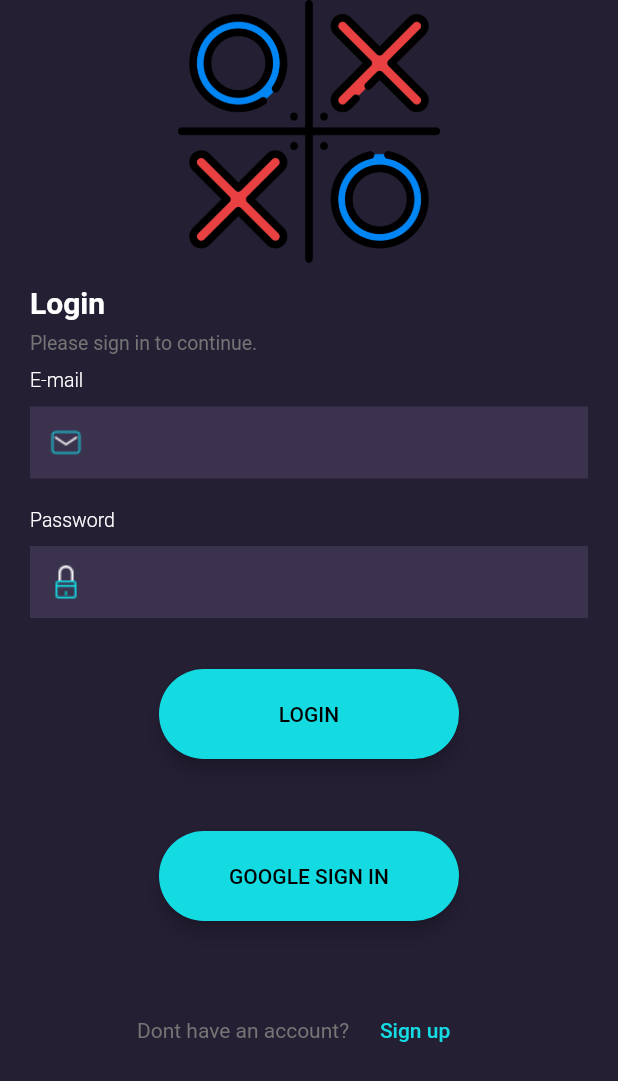
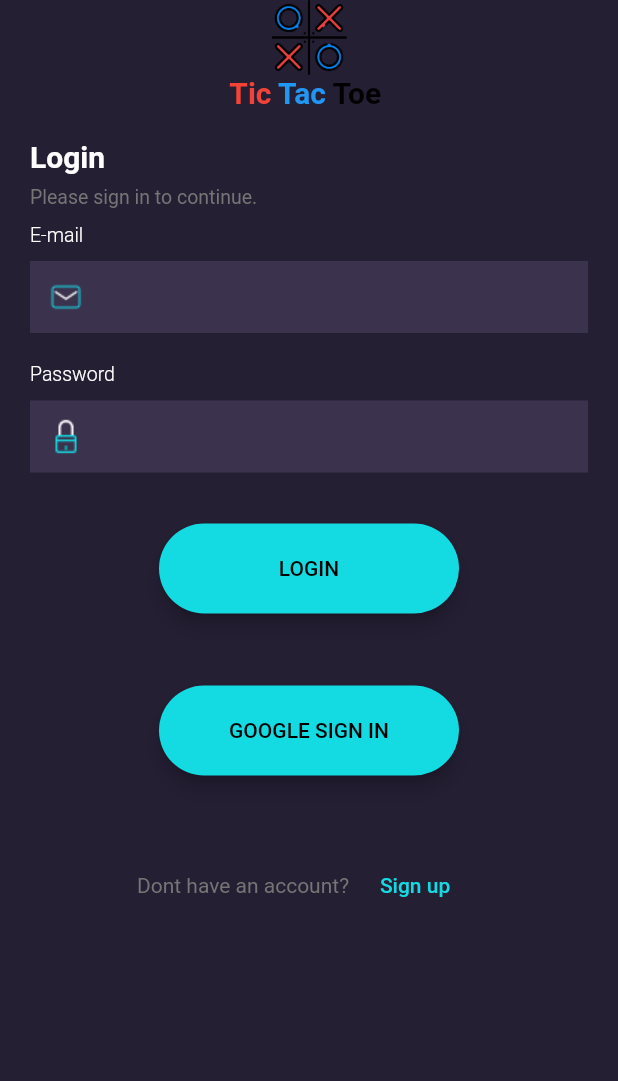
Before and after one commit to Nashkim254/tictactoewithcloudfirebase, a Flutter app: the screen it shows after launch, after a tap on "GOOGLE SIGN IN", on a phone screen of 412 x 824 dp. Shown: the top 1081 px of the screen. Run offline on Flutter 3.47's test engine with Material 2 defaults, Android fonts, the phone set to English and light mode, and no system bars; drawn by our look-alikes of modal_progress_hud_nsn; our stand-ins replace bloc, cloud_firestore, date_format, firebase_auth, firebase_core, firebase_storage and 6 more; accounts and stored records are empty; network calls fail.

Commit message:
title and google sign in

```diff
--- a/lib/screens/login/login.dart
+++ b/lib/screens/login/login.dart
@@ -56,12 +56,48 @@ class _LoginState extends State<Login> {
                 children: [
                   Center(
                     child: SizedBox(
-                        width: 175,
-                        height: 175,
+                        width: 50,
+                        height: 50,
                         child: Image.asset('assets/images/logo.png')),
                   ),
+                  Center(
+                    child: Text.rich(
+          TextSpan(
+            text: 'Tic',
+            style: TextStyle(
+              fontSize: 20,
+              fontWeight: FontWeight.bold,
+              color: Colors.red,
+            ), // default text style
+            children: <TextSpan>[
+              TextSpan(
+                text: ' Tac ',
+                style: TextStyle(
+                    fontSize: 20,
+
+                    /// if we don't declare color explicitly,
+                    /// it will take default color blue accent
+                    color: Colors.blue,
+
+                    /// if we use the same fontFamily, that will also
+                    /// make it italic, bold and blue
+                    //fontFamily: 'Allison',
+                ),
+              ),
+              TextSpan(
+                text: 'Toe ',
+                style: TextStyle(
+                    fontWeight: FontWeight.bold,
+                    fontSize: 20,
+                    color: Colors.black,
+                ),
+              ),
+            ],
+          ),
+        ),
+                  ),
                   Padding(
-                    padding: const EdgeInsets.fromLTRB(20, 15, 20, 8),
+                    padding: const EdgeInsets.fromLTRB(20, 20, 20, 8),
                     child: Text(
                       'Login',
                       style: TextStyle(
@@ -209,6 +245,10 @@ class _LoginState extends State<Login> {
                         onPressed: () async {
 
                           await  signInWithGoogle();
+                           Navigator.push(
+                                    context,
+                                    MaterialPageRoute(
+                                        builder: (context) => HomeScreen()));
 
                         },
                       ),
```
